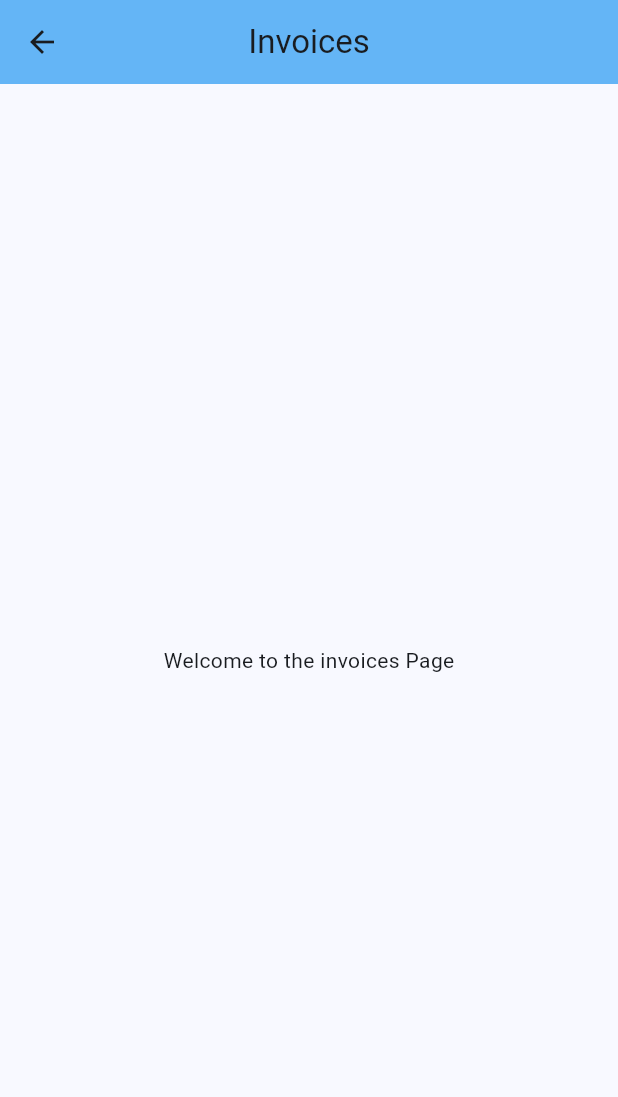
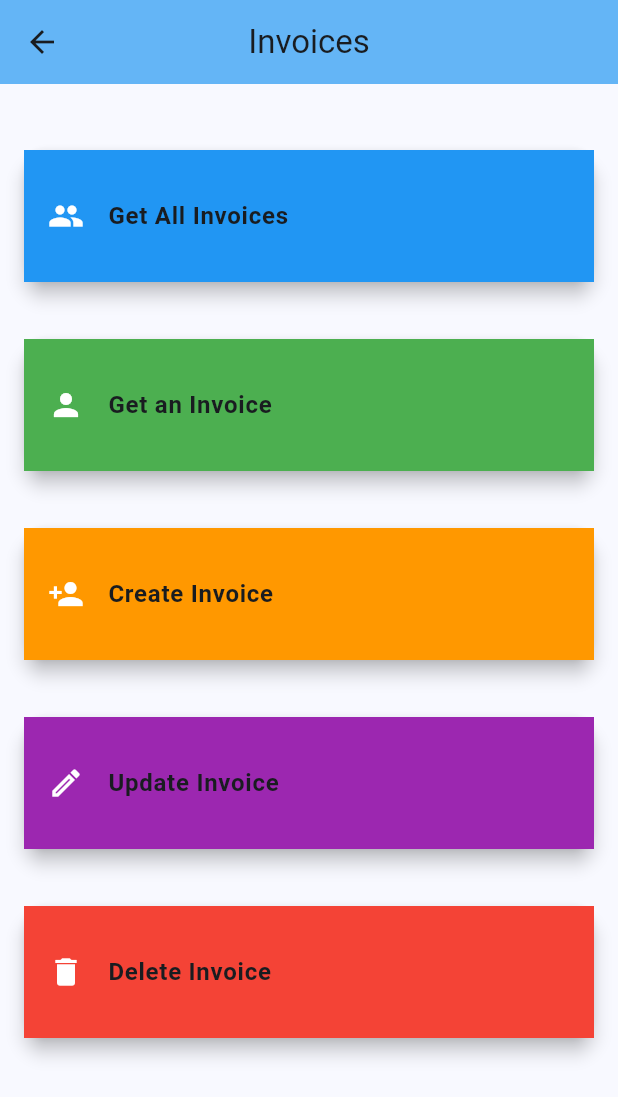
Before and after one commit to ahmadrestom/Supermarket-Frontend, a Flutter app: the InvoicePage screen opened by its route, on a phone screen of 412 x 824 dp. Shown: the top 1097 px of the screen. Run offline on Flutter 3.47's test engine with Material 3 defaults, Android fonts, the phone set to English and light mode, and no system bars; network calls fail.

Commit message:
Create models invoice and invoice_item, service invoice_service, and the CRUD operations getAllInvoices and getInvoiceByid

```diff
--- a/lib/InvoicePage.dart
+++ b/lib/InvoicePage.dart
@@ -8,12 +8,92 @@ class InvoicePage extends StatelessWidget{
     return Scaffold(
       appBar: AppBar(
         title: const Text('Invoices'),
+        centerTitle: true,
       ),
-      body: const Center(
-        child: Text(
-          'Welcome to the invoices Page',
+      body: Padding(
+        padding: const EdgeInsets.fromLTRB(6, 20, 6, 10),
+        child: Column(
+          children: [
+            Expanded(
+              child: ListView(
+                children: [
+                  _buildCard(
+                    context,
+                    'Get All Invoices',
+                    '/getAllInvoices',
+                    Icons.people,
+                    Colors.blue,
+                  ),
+                  const SizedBox(height: 10),
+                  _buildCard(
+                    context,
+                    'Get an Invoice',
+                    '/getInvoice',
+                    Icons.person,
+                    Colors.green,
+                  ),
+                  const SizedBox(height: 10),
+                  _buildCard(
+                    context,
+                    'Create Invoice',
+                    '/createInvoice',
+                    Icons.person_add,
+                    Colors.orange,
+                  ),
+                  const SizedBox(height: 10),
+                  _buildCard(
+                    context,
+                    'Update Invoice',
+                    '/updateInvoice',
+                    Icons.mode_edit_outline_outlined,
+                    Colors.purple,
+                  ),
+                  const SizedBox(height: 10),
+                  _buildCard(
+                    context,
+                    'Delete Invoice',
+                    '/deleteInvoice',
+                    Icons.delete,
+                    Colors.red,
+                  ),
+                ],
+              ),
+            ),
+          ],
         ),
       ),
     );
   }
 }
+
+Widget _buildCard(BuildContext context, String title, String route, IconData icon, Color color) {
+  return Padding(
+    padding: const EdgeInsets.fromLTRB(6, 20, 6, 0),
+    child: Card(
+      elevation: 5,
+      shape: RoundedRectangleBorder(
+        borderRadius: BorderRadius.circular(15.0),
+      ),
+      child: InkWell(
+        onTap: () {
+          Navigator.pushNamed(context, route);
+        },
+        borderRadius: BorderRadius.circular(15.0),
+        child: ListTile(
+          leading: Icon(
+            icon,
+            color: Colors.white,
+          ),
+          title: Text(
+            title,
+            style: const TextStyle(
+              fontWeight: FontWeight.bold,
+            ),
+          ),
+          tileColor: color,
+          contentPadding: const EdgeInsets.all(16.0),
+        ),
+      ),
+    ),
+  );
+}
--- /dev/null
+++ b/lib/Models/invoice.dart
@@ -0,0 +1,39 @@
+import 'customer.dart';
+import 'invoice_item.dart';
+
+class Invoice {
+  final int invoiceId;
+  final DateTime invoiceDate;
+  final double totalAmount;
+  final Customer customer;
+  final List<InvoiceItem> invoiceItems;
+
+  Invoice(
+      {required this.invoiceId, required this.invoiceDate, required this.totalAmount,
+        required this.customer, required this.invoiceItems});
+
+
+  Map<String, dynamic> toJson() {
+    return {
+      'invoices_id': invoiceId,
+      'invoices_date': invoiceDate,
+      'total_amount': totalAmount,
+      'customer': customer.toJson(),
+      'invoice_items': invoiceItems.map((item) => item.toJson()).toList(),
+    };
+  }
+
+  factory Invoice.fromJson(Map<String, dynamic> json){
+    List<InvoiceItem> invoiceItems =
+    (json['invoice_items'] as List<dynamic>).map((item) =>
+        InvoiceItem.fromJson(item as Map<String, dynamic>)).toList();
+    DateTime parsedDate = DateTime.parse(json['invoices_date'] as String);
+    return Invoice(
+      invoiceId: json['invoices_id'] as int,
+      invoiceDate: parsedDate,
+      totalAmount: json['total_amount'] as double,
+      customer: Customer.fromJson(json['customer'] as Map<String, dynamic>),
+      invoiceItems: invoiceItems,
+    );
+  }
+}
--- /dev/null
+++ b/lib/Models/invoice_item.dart
@@ -0,0 +1,34 @@
+import 'package:frontend/Models/item.dart';
+
+class InvoiceItem{
+  int invoiceItemId;
+  int quantity;
+  double subtotal;
+  Item item;
+
+  InvoiceItem({required this.invoiceItemId, required this.quantity, required this.subtotal, required this.item});
+
+  Map<String, dynamic> toJson() {
+    return {
+      'invoice_item_id': invoiceItemId,
+      'quantity': quantity,
+      'subtotal': subtotal,
+      'item': item.toJson(),
+    };
+  }
+
+
+  factory InvoiceItem.fromJson(Map<String, dynamic> json) {
+    return InvoiceItem(
+      invoiceItemId: json['invoice_item_id'] as int,
+      quantity: json['quantity'] as int,
+      subtotal: (json['subtotal'] as num).toDouble(),
+      item: Item.fromJson(json['item'] as Map<String, dynamic>),
+    );
+  }
+
+
+
+
+
+}
--- /dev/null
+++ b/lib/Services/invoice_service.dart
@@ -0,0 +1,66 @@
+import 'dart:convert';
+import 'package:http/http.dart' as http;
+import '../Models/invoice.dart';
+
+class InvoiceService{
+  final String baseUrl = 'http://10.0.2.2:8080/invoice';
+
+  Future<List<Invoice>> getInvoices() async{
+    final response = await http.get(Uri.parse(baseUrl));
+
+    if(response.statusCode == 200)
+    {
+      List<dynamic> jsonResponse = json.decode(response.body);
+      return jsonResponse.map((data) => Invoice.fromJson(data)).toList();
+    }
+    else
+    {
+      throw Exception('Failed to load invoices');
+    }
+  }
+
+  Future<Invoice> getInvoiceById(int invoiceId) async{
+    final response = await http.get(Uri.parse('$baseUrl/$invoiceId'));
+    if(response.statusCode == 200){
+      Map<String, dynamic> jsonResponse = json.decode(response.body);
+      return Invoice.fromJson(jsonResponse);
+    }else{
+      throw Exception('Failed to load invoice');
+    }
+  }
+
+  Future<void> createInvoice(Invoice invoice) async{
+    final response = await http.post(
+      Uri.parse(baseUrl),
+      headers: <String, String>{
+        'Content-Type': 'application/json; charset=UTF-8',
+      },
+      body: jsonEncode(invoice.toJson()),
+    );
+
+    if(response.statusCode != 200){
+      throw Exception('Failed to create invoice');
+    }
+  }
+
+  Future<void> updateInvoice(Invoice invoice) async{
+    final response = await http.put(
+      Uri.parse(baseUrl),
+      headers: <String, String>{
+        'Content-Type':'application/json; charset=UTF-8',
+      },
+      body: jsonEncode(invoice.toJson()),
+    );
+    if(response.statusCode != 200){
+      throw Exception('Failed to update invoice');
+    }
+  }
+
+  Future<void> deleteInvoice(int invoiceId) async{
+    final response = await http.delete(Uri.parse('$baseUrl/$invoiceId'));
+
+    if(response.statusCode != 200){
+      throw Exception('Failed to delete invoice');
+    }
+  }
+}
--- a/lib/main.dart
+++ b/lib/main.dart
@@ -11,6 +11,8 @@ import 'package:frontend/Customer CRUD/getAllCustomers.dart';
 import 'package:frontend/Customer CRUD/getCustomer.dart';
 import 'package:frontend/Customer CRUD/updateCustomer.dart';
 import 'package:frontend/CustomerPage.dart';
+import 'package:frontend/Invoice%20CRUD/getAllInvoices.dart';
+import 'package:frontend/Invoice%20CRUD/getInvoice.dart';
 import 'package:frontend/InvoicePage.dart';
 import 'package:frontend/Item%20CRUD/createItem.dart';
 import 'package:frontend/Item%20CRUD/deleteItem.dart';
@@ -74,6 +76,8 @@ class MyApp extends StatelessWidget {
         '/deleteItem': (context)=> DeleteItem(),
         '/createItem': (context)=> const CreateItem(),
         '/updateItem': (context)=> const UpdateItem(),
+        '/getAllInvoices': (context)=> GetAllInvoices(),
+        '/getInvoice': (context) => const GetInvoice(),
       },
     );
   }
--- a/pubspec.yaml
+++ b/pubspec.yaml
@@ -28,6 +28,7 @@ environment:
 # the latest version available on pub.dev. To see which dependencies have newer
 # versions available, run `flutter pub outdated`.
 dependencies:
+  intl: ^0.19.0
   http: ^1.1.2
   fluttertoast: ^8.2.4
   flutter:
```
Also changed, not shown: lib/Invoice CRUD/getAllInvoices.dart (added, +194 -0 lines), lib/Invoice CRUD/getInvoice.dart (added, +165 -0 lines), lib/Invoice CRUD/createInvoice.dart (added), pubspec.lock.
